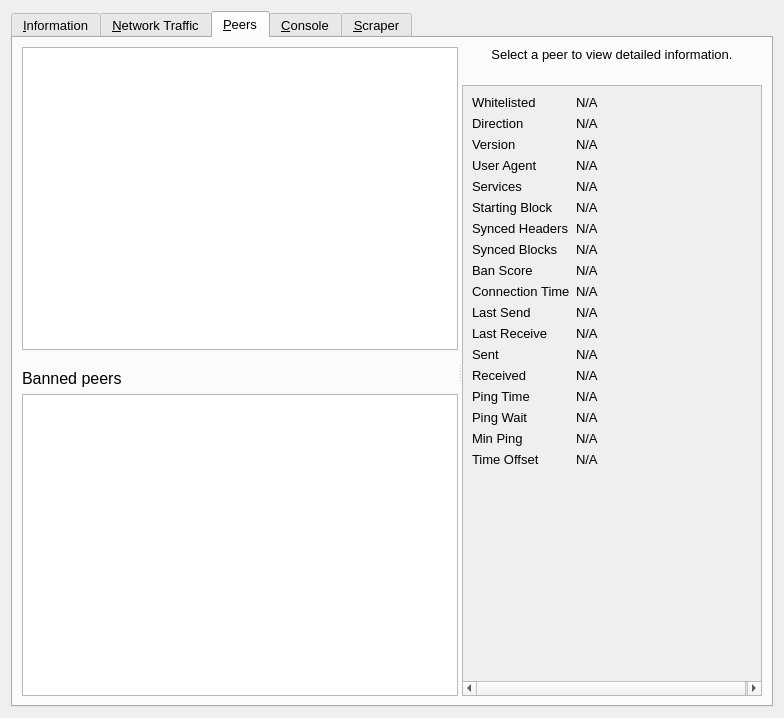
First picture: the form in src/qt/forms/rpcconsole.ui, repository gridcoin-community/Gridcoin-Research, before the edit.
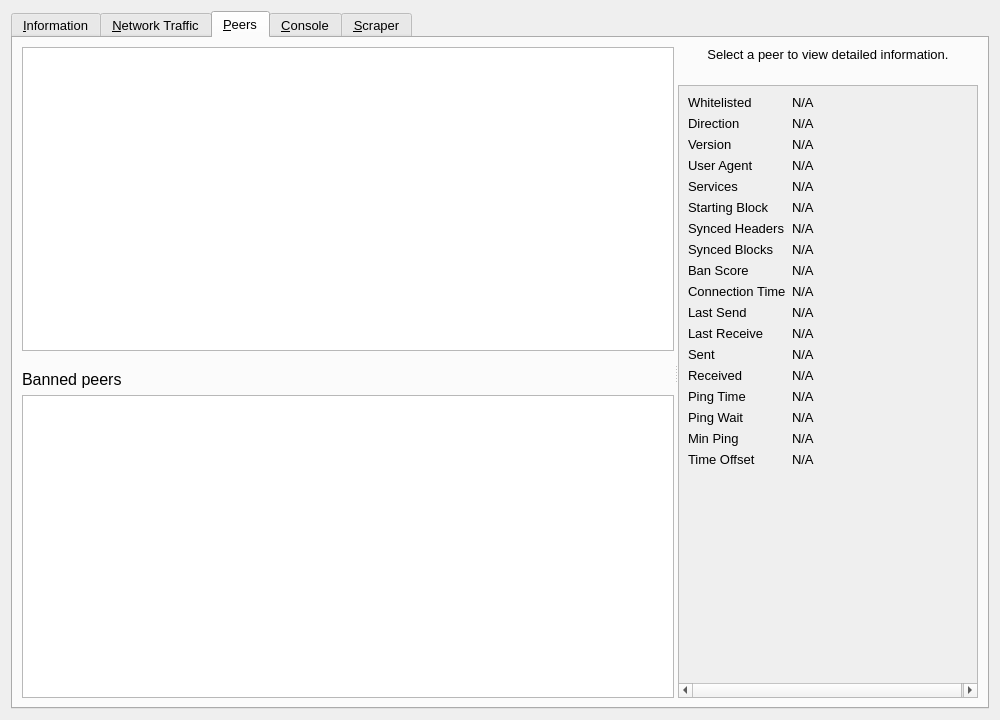
Second picture: the form after the edit. The open tabs and pages were chosen to show the change. Icons and pictures are not drawn. Custom widgets are drawn as their Qt base class.

Commit message:
Change default rpcconsole.ui window size
Also change default column widths and peer info widths for
peers tab.

```diff
--- a/src/qt/forms/rpcconsole.ui
+++ b/src/qt/forms/rpcconsole.ui
@@ -6,8 +6,8 @@
    <rect>
     <x>0</x>
     <y>0</y>
-    <width>784</width>
-    <height>718</height>
+    <width>1000</width>
+    <height>720</height>
    </rect>
   </property>
   <property name="windowTitle">
@@ -838,7 +838,7 @@
                 <x>0</x>
                 <y>0</y>
                 <width>300</width>
-                <height>426</height>
+                <height>583</height>
                </rect>
               </property>
               <property name="minimumSize">
```
The commit also changes 2 other files.
